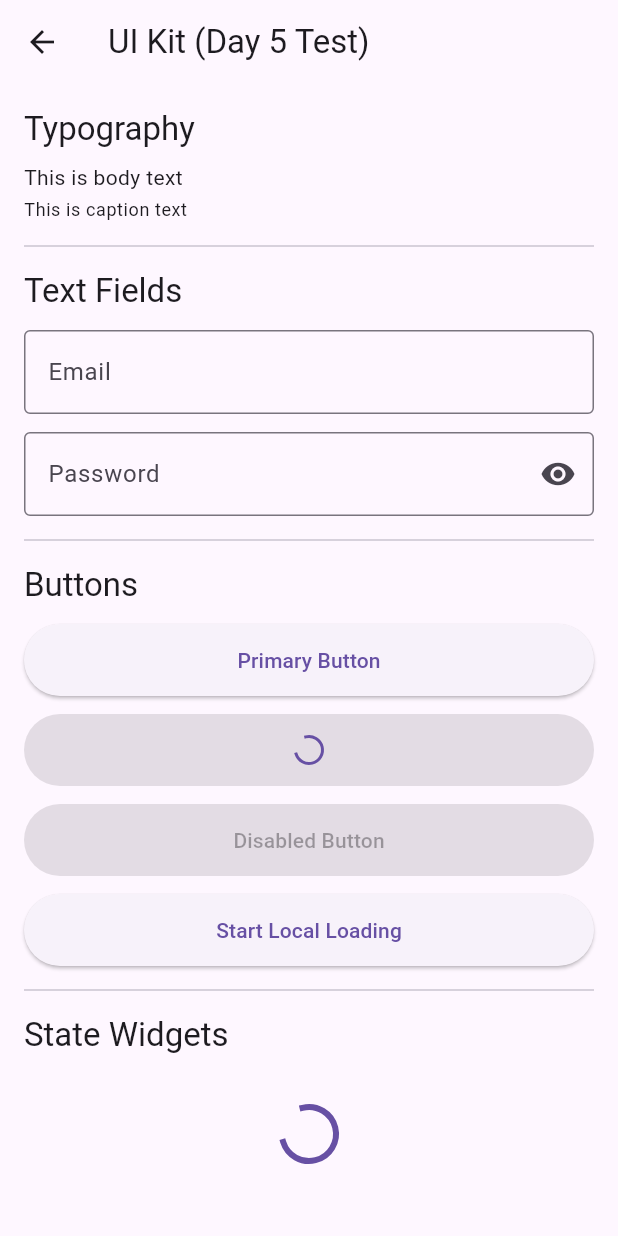
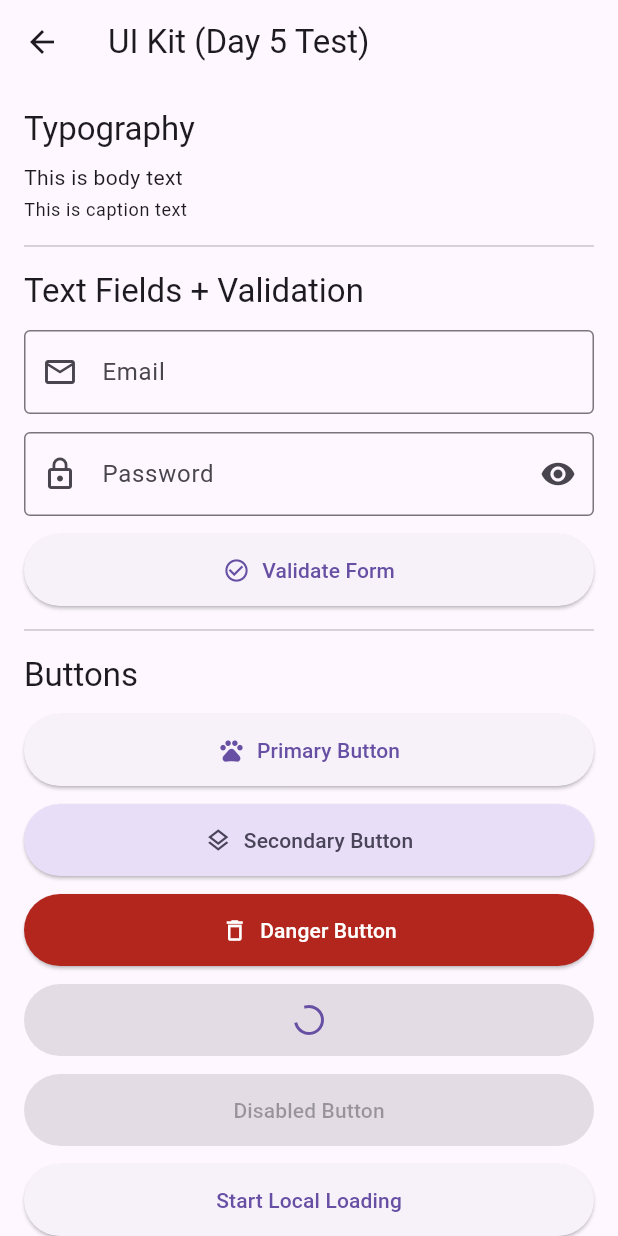
Before and after one commit to bassell01/Pawtopia, a Flutter app: the UiKitPage screen opened directly, on a phone screen of 412 x 824 dp. Run offline on Flutter 3.47's test engine with Material 3 defaults, Android fonts, the phone set to English and light mode, and no system bars; our stand-ins replace cloud_firestore, firebase_auth, firebase_core, firebase_storage, flutter_riverpod, get_it and 1 more; accounts and stored records are empty.

Commit message:
expand UiKitPage to validate shared widgets and states

```diff
--- a/flutter_application_1/lib/presentations/pages/home/ui_kit_page.dart
+++ b/flutter_application_1/lib/presentations/pages/home/ui_kit_page.dart
@@ -14,10 +14,12 @@ class UiKitPage extends StatefulWidget {
 }
 
 class _UiKitPageState extends State<UiKitPage> {
+  final _formKey = GlobalKey<FormState>();
+
   final emailController = TextEditingController();
   final passController = TextEditingController();
 
-  bool loading = false;
+  bool localLoading = false;
 
   @override
   void dispose() {
@@ -31,9 +33,7 @@ class _UiKitPageState extends State<UiKitPage> {
     final textTheme = Theme.of(context).textTheme;
 
     return Scaffold(
-      appBar: AppBar(
-        title: const Text('UI Kit (Day 5 Test)'),
-      ),
+      appBar: AppBar(title: const Text('UI Kit (Day 5 Test)')),
       body: ListView(
         padding: const EdgeInsets.all(16),
         children: [
@@ -44,62 +44,136 @@ class _UiKitPageState extends State<UiKitPage> {
           Text('This is caption text', style: textTheme.bodySmall),
           const Divider(height: 32),
 
-          Text('Text Fields', style: textTheme.titleLarge),
+          Text('Text Fields + Validation', style: textTheme.titleLarge),
           const SizedBox(height: 12),
+          Form(
+            key: _formKey,
+            child: Column(
+              children: [
                 AppTextField(
                   controller: emailController,
                   label: 'Email',
+                  hintText: 'name@example.com',
+                  keyboardType: TextInputType.emailAddress,
+                  textInputAction: TextInputAction.next,
+                  prefixIcon: Icons.email_outlined,
+                  validator: (v) {
+                    final value = (v ?? '').trim();
+                    if (value.isEmpty) return 'Email is required';
+                    if (!value.contains('@')) return 'Invalid email';
+                    return null;
+                  },
                 ),
                 const SizedBox(height: 12),
                 AppTextField(
                   controller: passController,
                   label: 'Password',
-            obscure: true,
+                  hintText: 'Min 6 chars',
+                  obscure: true, // tests password toggle
+                  textInputAction: TextInputAction.done,
+                  prefixIcon: Icons.lock_outline,
+                  validator: (v) {
+                    final value = (v ?? '');
+                    if (value.isEmpty) return 'Password is required';
+                    if (value.length < 6) return 'Too short';
+                    return null;
+                  },
+                ),
+                const SizedBox(height: 12),
+                AppButton(
+                  text: 'Validate Form',
+                  icon: Icons.check_circle_outline,
+                  onPressed: () {
+                    final ok = _formKey.currentState?.validate() ?? false;
+                    ScaffoldMessenger.of(context).showSnackBar(
+                      SnackBar(content: Text(ok ? 'Form OK ✅' : 'Form has errors ❌')),
+                    );
+                  },
+                ),
+              ],
+            ),
           ),
           const Divider(height: 32),
 
           Text('Buttons', style: textTheme.titleLarge),
           const SizedBox(height: 12),
+
           AppButton(
             text: 'Primary Button',
+            icon: Icons.pets,
             onPressed: () {
               ScaffoldMessenger.of(context).showSnackBar(
-                const SnackBar(content: Text('AppButton works ✅')),
+                const SnackBar(content: Text('Primary pressed ✅')),
               );
             },
           ),
           const SizedBox(height: 12),
+
+          AppButton(
+            text: 'Secondary Button',
+            variant: AppButtonVariant.secondary,
+            icon: Icons.layers_outlined,
+            onPressed: () {
+              ScaffoldMessenger.of(context).showSnackBar(
+                const SnackBar(content: Text('Secondary pressed ✅')),
+              );
+            },
+          ),
+          const SizedBox(height: 12),
+
+          AppButton(
+            text: 'Danger Button',
+            variant: AppButtonVariant.danger,
+            icon: Icons.delete_outline,
+            onPressed: () {
+              ScaffoldMessenger.of(context).showSnackBar(
+                const SnackBar(content: Text('Danger pressed ⚠️')),
+              );
+            },
+          ),
+          const SizedBox(height: 12),
+
           AppButton(
             text: 'Loading Button',
             loading: true,
             onPressed: () {},
           ),
           const SizedBox(height: 12),
+
           AppButton(
             text: 'Disabled Button',
             onPressed: null,
           ),
           const SizedBox(height: 12),
+
           AppButton(
-            text: loading ? 'Stop Local Loading' : 'Start Local Loading',
-            onPressed: () => setState(() => loading = !loading),
+            text: localLoading ? 'Stop Local Loading' : 'Start Local Loading',
+            onPressed: () => setState(() => localLoading = !localLoading),
           ),
+
           const Divider(height: 32),
 
           Text('State Widgets', style: textTheme.titleLarge),
           const SizedBox(height: 12),
-          const SizedBox(
-            height: 80,
-            child: LoadingIndicator(),
+
+          const SizedBox(height: 80, child: LoadingIndicator()),
+          const SizedBox(height: 12),
+
+          ErrorView(
+            message: 'Sample error message ❌',
+            onRetry: () {
+              ScaffoldMessenger.of(context).showSnackBar(
+                const SnackBar(content: Text('Retry tapped ✅')),
+              );
+            },
           ),
           const SizedBox(height: 12),
-          const ErrorView(message: 'Sample error message ❌'),
-          const SizedBox(height: 12),
+
           const EmptyState(text: 'Nothing here yet 👀'),
           const SizedBox(height: 24),
 
           Text(
-            'If everything looks consistent and no UI is duplicated, Day 5 is done ✅',
+            'If everything looks consistent and reusable, Day 5 is done ✅',
             style: textTheme.bodyMedium,
           ),
         ],
```
Lines whose indentation alone changed are shown as unchanged.
